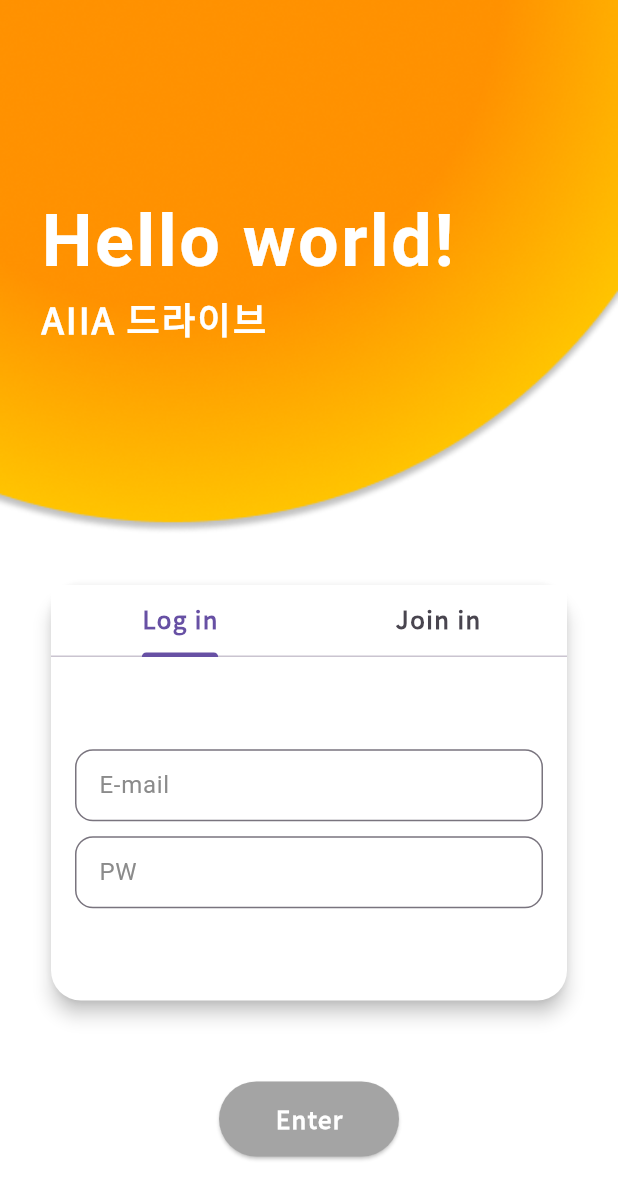
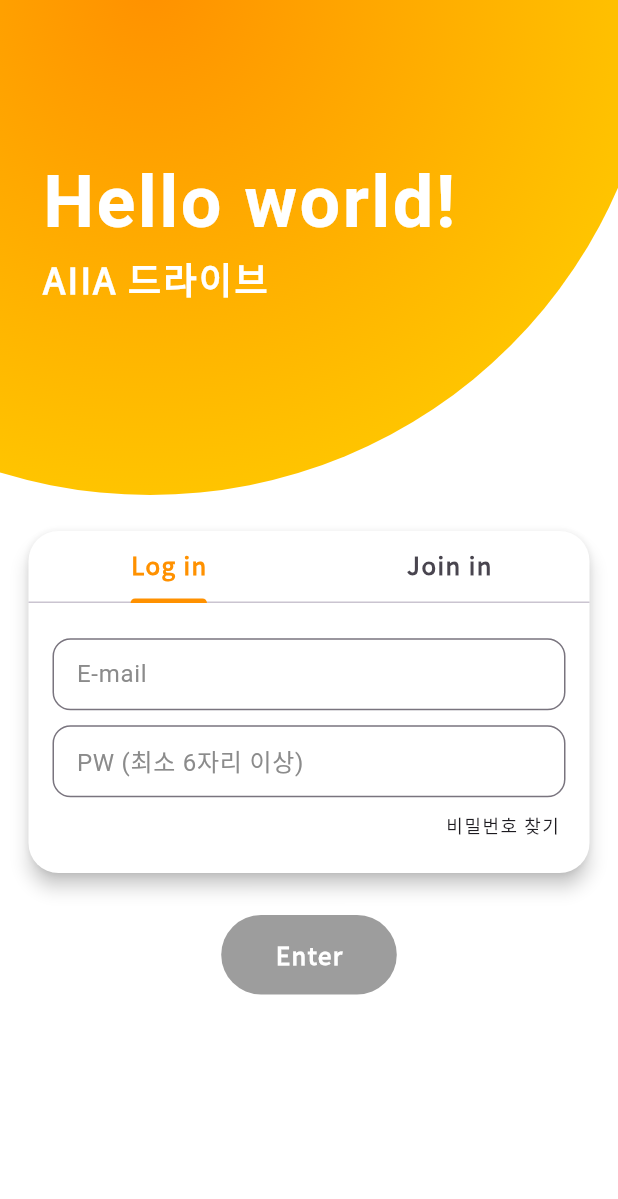
Before and after one commit to AIIA-GCU/AIIA-Flutter-Class-Toy-Project, a Flutter app: the screen it shows after launch, on a phone screen of 412 x 824 dp. Shown: the top 1199 px of the screen. Run offline on Flutter 3.47's test engine with Material 3 defaults, Android fonts, the phone set to English and light mode, and no system bars; our stand-ins replace firebase_auth, firebase_core, fluttertoast, google_fonts, shared_preferences; accounts and stored records are empty; Roboto replaces fonts that are missing (Neuton).

Commit message:
[feat] 로그인/회원가입 기능 완성

```diff
--- a/lib/config/assets.dart
+++ b/lib/config/assets.dart
@@ -12,12 +12,6 @@ import 'package:flutter/material.dart';
 class LogoPath {
   static const String logoLight = 'assets/images/logo_light.png';
   static const String logoDark = 'assets/images/logo_dark.png';
-}
-///
-/// class imagePath
-/// Class to store the path of the main Image
-class ImagePath{
-  static const String ellipse ='assets/images/ellipse1.png';
 }
 
 ///
--- a/lib/config/color.dart
+++ b/lib/config/color.dart
@@ -17,4 +17,6 @@ class Palette {
   static const Color base4 = Color(0xFF9D9D9D);
   static const Color base5 = Color(0xFFA4A4A4);
   static const Color base6 = Color(0xFFFFFFFF);
+
+  static const Color error = Color(0xFFD80000);
 }
--- a/lib/models/model_auth.dart
+++ b/lib/firebase/authentication.dart
@@ -10,20 +10,23 @@ enum AuthStatus {
 }
 
 class FirebaseAuthProvider with ChangeNotifier {
-  FirebaseAuth authClient;
+  late final FirebaseAuth authClient;
   User? user;
 
-  FirebaseAuthProvider({auth}) : authClient = auth ?? FirebaseAuth.instance;
+  FirebaseAuthProvider() {
+    authClient = FirebaseAuth.instance;
+  }
 
   Future<AuthStatus> registerWithEmail(String email, String password) async {
     try {
-      UserCredential credential = await authClient
-          .createUserWithEmailAndPassword(email: email, password: password);
+      await authClient.createUserWithEmailAndPassword(email: email, password: password);
       return AuthStatus.registerSuccess;
     } catch (e) {
+      print(e);
       return AuthStatus.registerFail;
     }
   }
+
   Future<AuthStatus> loginWithEmail(String email, String password) async {
     try {
       await authClient.signInWithEmailAndPassword(
@@ -38,6 +41,7 @@ class FirebaseAuthProvider with ChangeNotifier {
       );
       return AuthStatus.loginSuccess;
     } catch (e) {
+      print(e);
       return AuthStatus.loginFail;
     }
   }
--- a/lib/main.dart
+++ b/lib/main.dart
@@ -1,6 +1,11 @@
+import 'package:aiia_drive/firebase/firebase_options.dart';
 import 'package:aiia_drive/pages/login_page.dart';
+import 'package:firebase_core/firebase_core.dart';
 import 'package:flutter/material.dart';
 
-void main() {
-  runApp(const LoginPage());
+void main() async {
+  WidgetsFlutterBinding.ensureInitialized();
+  await Firebase.initializeApp(
+    options: DefaultFirebaseOptions.currentPlatform);
+  runApp(MaterialApp(home: LoginPage()));
 }
--- a/lib/pages/login_page.dart
+++ b/lib/pages/login_page.dart
@@ -1,7 +1,9 @@
+import 'package:aiia_drive/config/color.dart';
 import 'package:flutter/material.dart';
+import 'package:fluttertoast/fluttertoast.dart';
 import '../config/font.dart';
 import '../config/assets.dart';
-import '../models/model_auth.dart';
+import '../firebase/authentication.dart';
 import 'package:firebase_auth/firebase_auth.dart';
 
 class LoginPage extends StatefulWidget {
@@ -12,14 +14,21 @@ class LoginPage extends StatefulWidget {
 }
 
 class _LoginPageState extends State<LoginPage> with SingleTickerProviderStateMixin {
-  final _emailLoginController = TextEditingController();
-  final _passwordLoginController = TextEditingController();
-  final _emailRegisterController = TextEditingController();
-  final _passwordRegisterController = TextEditingController();
+  static const double maxFormHeight = 250;
+  static const double minFormHeight = 180;
+
+  final FirebaseAuthProvider authProvider = FirebaseAuthProvider();
+
+  final _emailController = TextEditingController();
+  final _passwordController = TextEditingController();
   final _passwordConfirmController = TextEditingController();
 
+  bool isToastShown = false;
+  bool hasError = false;
+  String errorMsg = "";
+
   late TabController _tabController;
-  double _sizeChange = 229;
+  double _sizeChange = minFormHeight;
 
   @override
   void initState() {
@@ -31,9 +40,9 @@ class _LoginPageState extends State<LoginPage> with SingleTickerProviderStateMix
   void _handleTabSelection() {
     setState(() {
       if (_tabController.index == 0) {
-        _sizeChange = 180;
+        _sizeChange = minFormHeight;
       } else {
-        _sizeChange = 260;
+        _sizeChange = maxFormHeight;
       }
     });
   }
@@ -41,241 +50,301 @@ class _LoginPageState extends State<LoginPage> with SingleTickerProviderStateMix
   @override
   void dispose() {
     _tabController.dispose();
+    _emailController.dispose();
+    _passwordController.dispose();
+    _passwordConfirmController.dispose();
     super.dispose();
   }
 
-  Future<void> _login() async {
-    String email = _emailLoginController.text;
-    String password = _passwordLoginController.text;
+  @override
+  Widget build(BuildContext context) {
+    double titleTop, formTop, buttonTop;
+    if (MediaQuery.of(context).viewInsets.bottom > 0) {
+      titleTop = 50;
+      formTop = _sizeChange > 200 ? 150 : 200;
+      buttonTop = formTop + _sizeChange + 80;
+    } else {
+      titleTop = 100;
+      formTop = 350;
+      buttonTop = formTop + _sizeChange + 80;
+    }
 
-    FirebaseAuthProvider authProvider = FirebaseAuthProvider();
+    bool buttonStatus = isButtonActive();
+
+    return GestureDetector(
+      onTap: () {
+        if (MediaQuery.of(context).viewInsets.bottom > 0) {
+          FocusScope.of(context).unfocus();
+        }
+      },
+      child: Scaffold(
+          backgroundColor: Colors.white,
+          body: Stack(
+            fit: StackFit.expand,
+            children: [
+              // 배경
+              Positioned(
+                left: -240,
+                top: -350,
+                child: Container(
+                  width: 680,
+                  height: 680,
+                  decoration: BoxDecoration(
+                      borderRadius: BorderRadius.circular(340),
+                      gradient: const RadialGradient(
+                          colors: [
+                            Palette.primaryColor,
+                            Palette.secondaryDarkColor
+                          ]
+                      )
+                  ),
+                ),
+              ),
+
+              // 타이틀
+              AnimatedPositioned(
+                curve: Curves.ease,
+                duration: const Duration(milliseconds: 150),
+                left: 28,
+                top: titleTop,
+                child: Column(
+                  mainAxisSize: MainAxisSize.min,
+                  crossAxisAlignment: CrossAxisAlignment.start,
+                  children: [
+                    Text('Hello world!', style: Fonts.largeTitle),
+                    Text('AIIA 드라이브', style: Fonts.title),
+                  ],
+                ),
+              ),
+
+              // 입력폼
+              AnimatedPositioned(
+                  curve: Curves.ease,
+                  duration: const Duration(milliseconds: 150),
+                  top: formTop,
+                  left: 15,
+                  right: 15,
+                  child: DefaultTabController(
+                    length: 2,
+                    child: Card(
+                      elevation: 5,
+                      color: Colors.white,
+                      shape: RoundedRectangleBorder(
+                          borderRadius: BorderRadius.circular(20)),
+                      child: Column(
+                          mainAxisSize: MainAxisSize.min,
+                          children: <Widget>[
+                            TabBar(
+                              controller: _tabController,
+                              isScrollable: false,
+                              indicatorColor: Palette.primaryColor,
+                              labelColor: Palette.primaryColor,
+                              splashFactory: NoSplash.splashFactory,
+                              tabs: [
+                                Tab(child: Text('Log in', style: Fonts.parag1)),
+                                Tab(child: Text('Join in', style: Fonts.parag1)),
+                              ],
+                              onTap: (_) {
+                                _emailController.clear();
+                                _passwordController.clear();
+                                _passwordConfirmController.clear();
+                                setState(() => hasError = false);
+                              },
+                            ),
+                            AnimatedContainer(
+                                duration: const Duration(milliseconds: 150),
+                                height: _sizeChange,
+                                child: TabBarView(
+                                  controller: _tabController,
+                                  physics: const NeverScrollableScrollPhysics(),
+                                  children: <Widget>[
+                                    inputForm(isLogin: true),
+                                    inputForm(isLogin: false),
+                                  ],
+                                )
+                            )
+                          ]
+                      ),
+                    ),
+                  )
+              ),
+
+              // 버튼
+              AnimatedPositioned(
+                curve: Curves.ease,
+                duration: const Duration(milliseconds: 150),
+                top: buttonTop,
+                width: MediaQuery.of(context).size.width,
+                child: Center(
+                  child: InkWell(
+                    onTap: buttonStatus ? () {
+                      if (_tabController.index == 0) {
+                        _login(_emailController.text, _passwordController.text);
+                      } else {
+                        _register(_emailController.text, _passwordController.text, _passwordConfirmController.text);
+                      }
+                    } : null,
+                    borderRadius: BorderRadius.circular(50),
+                    child: Ink(
+                      padding: const EdgeInsets.symmetric(vertical: 15, horizontal: 36),
+                      decoration: BoxDecoration(
+                        color: buttonStatus ? Palette.primaryColor : Palette.base4,
+                        borderRadius: BorderRadius.circular(50),
+                      ),
+                      child: Text('Enter', style: Fonts.parag1_w),
+                    ),
+                  ),
+                ),
+              )
+            ],
+          )
+      ),
+    );
+  }
+
+  Future<void> _login(String email, String password) async {
+    final entry = OverlayEntry(builder: (context) => progress());
+    Overlay.of(context).insert(entry);
+
     AuthStatus status = await authProvider.loginWithEmail(email, password);
-
     if (status == AuthStatus.loginSuccess) {
       print('로그인 성공');
     } else {
       print('로그인 실패');
     }
+
+    entry.remove();
   }
 
-  Future<void> _register() async {
-    String email = _emailRegisterController.text;
-    String password = _passwordRegisterController.text;
-    String passwordConfirm = _passwordConfirmController.text;
-
+  Future<void> _register(String email, String password, String passwordConfirm) async {
     if (password != passwordConfirm) {
       print('비밀번호가 일치하지 않습니다.');
+      setState(() {
+        hasError = true;
+        errorMsg = '비밀번호가 일치하지 않습니다.';
+      });
       return;
     }
 
-    FirebaseAuthProvider authProvider = FirebaseAuthProvider();
-    AuthStatus status = await authProvider.registerWithEmail(email, password);
+    final entry = OverlayEntry(builder: (context) => progress());
+    Overlay.of(context).insert(entry);
 
+    final status = await authProvider.registerWithEmail(email, password);
     if (status == AuthStatus.registerSuccess) {
       print('회원가입 성공');
     } else {
       print('회원가입 실패');
+      showDialog(
+          context: context,
+          barrierColor: Palette.base1.withOpacity(0.25),
+          builder: (context) => AlertDialog(
+            title: Text('회원가입 실패', style: Fonts.parag1),
+            actions: [
+              TextButton(
+                onPressed: () => Navigator.pop(context),
+                child: Text('확인', style: Fonts.parag1),
+              )
+            ],
+          )
+      );
+    }
+    entry.remove();
+  }
+
+  bool isButtonActive() {
+    if (_tabController.index == 0) {
+      return _emailController.text.isNotEmpty && _passwordController.text.isNotEmpty;
+    } else {
+      return _emailController.text.isNotEmpty && _passwordController.text.isNotEmpty
+          && _passwordConfirmController.text.isNotEmpty;
     }
   }
 
-  @override
-  Widget build(BuildContext context) {
-    return MaterialApp(
-      home: Scaffold(
-        backgroundColor: Colors.white,
-        body: Directionality(
-          textDirection: TextDirection.ltr,
-          child: SingleChildScrollView(
-            child: Column(
+  void toastMsg() {
+    isToastShown = true;
+    Future.delayed(const Duration(seconds: 2))
+        .then((_) => isToastShown = false);
+
+    Fluttertoast.showToast(
+      msg: "아직 준비되지 않은 기능입니다.",
+      toastLength: Toast.LENGTH_SHORT,
+      gravity: ToastGravity.BOTTOM,
+      backgroundColor: Palette.base1.withOpacity(0.6),
+    );
+  }
+
+  Widget progress() => Container(
+    width: double.infinity,
+    height: double.infinity,
+    alignment: Alignment.center,
+    color: Palette.base1.withOpacity(0.25),
+    child: const CircularProgressIndicator(),
+  );
+
+  Widget inputForm({required bool isLogin}) {
+    List<Widget> children = [
+      textField(_emailController, 'E-mail'), // textField(TextEditingController controller
+      const SizedBox(height: 10),
+      textField(_passwordController, 'PW (최소 6자리 이상)', isObscure: true), // textField(TextEditingController controller
+      const SizedBox(height: 10),
+    ];
+
+    if (isLogin == false) {
+      children.addAll([
+        textField(_passwordConfirmController, 'PW 확인', isObscure: true), // textField(TextEditingController controller
+        const SizedBox(height: 10)
+      ]);
+    }
+
+    children.add(
+      Padding(
+        padding: const EdgeInsets.symmetric(horizontal: 4),
+        child: Row(
           children: [
-                Container(
-                  width: double.infinity,
-                  height: 356,
-                  decoration: BoxDecoration(
-                    image: DecorationImage(
-                      image: AssetImage(ImagePath.ellipse),
-                      fit: BoxFit.cover,
+            const SizedBox(width: 10),
+            Text(errorMsg, style: Fonts.label.copyWith(color: Palette.error)),
+            const Spacer(),
+            GestureDetector(
+              onTap: () { if (!isToastShown) toastMsg(); },
+              child: Text("비밀번호 찾기", style: Fonts.label),
+            )
+          ]
         ),
-                  ),
+      )
+    );
+
+    return OverflowBox(
+      minHeight: minFormHeight,
+      maxHeight: maxFormHeight,
       child: Padding(
-                    padding: const EdgeInsets.all(27.0),
-                    child: Column(
-                      mainAxisAlignment: MainAxisAlignment.center,
-                      crossAxisAlignment: CrossAxisAlignment.start,
-                      children: [
-                        Text(
-                          'Hello world!',
-                          style: Fonts.largeTitle,
-                        ),
-                        Text(
-                          'AIIA 드라이브',
-                          style: Fonts.title,
-                        ),
-                      ],
-                    ),
-                  ),
-                ),
-                Container(
-                  padding: EdgeInsets.all(10),
-                  margin: EdgeInsets.all(20),
-                  child: Card(
-                    shape: RoundedRectangleBorder(
-                      borderRadius: BorderRadius.circular(20),
-                    ),
-                    elevation: 5,
-                    color: Colors.white,
-                    child: DefaultTabController(
-                      length: 2,
-                      child: Column(
-                        children: <Widget>[
-                          Container(
-                            constraints: BoxConstraints(maxHeight: 150.0),
-                            child: Material(
-                              color: Colors.white,
-                              child: TabBar(
-                                controller: _tabController,
-                                tabs: [
-                                  Tab(
-                                    child: Text(
-                                      'Log in',
-                                      style: Fonts.parag1,
-                                    ),
-                                  ),
-                                  Tab(
-                                    child: Text(
-                                      'Join in',
-                                      style: Fonts.parag1,
-                                    ),
-                                  ),
-                                ],
-                              ),
-                            ),
-                          ),
-                          AnimatedContainer(
-                            duration: Duration(milliseconds: 300),
-                            height: _sizeChange,
-                            child: TabBarView(
-                              controller: _tabController,
-                              children: <Widget>[
-                                Padding(
-                                  padding: EdgeInsets.all(16),
+        padding: const EdgeInsets.all(16),
         child: Center(
           child: Column(
             mainAxisSize: MainAxisSize.min,
-                                      children: <Widget>[
-                                        TextFormField(
-                                          controller: _emailLoginController,
-                                          decoration: InputDecoration(
-                                            contentPadding: EdgeInsets.symmetric(vertical: 10, horizontal: 12),
-                                            hintText: 'E-mail',
-                                            hintStyle: TextStyle(color: Color(0xFF8B8B8B)),
-                                            border: OutlineInputBorder(
-                                              borderRadius: BorderRadius.circular(12),
-                                              borderSide: BorderSide(color: Colors.black, width: 1),
-                                            ),
-                                          ),
-                                        ),
-                                        SizedBox(height: 10),
-                                        TextFormField(
-                                          controller: _passwordLoginController,
-                                          obscureText: true,
-                                          decoration: InputDecoration(
-                                            contentPadding: EdgeInsets.symmetric(vertical: 10, horizontal: 12),
-                                            hintText: 'PW',
-                                            hintStyle: TextStyle(color: Color(0xFF8B8B8B)),
-                                            border: OutlineInputBorder(
-                                              borderRadius: BorderRadius.circular(12),
-                                              borderSide: BorderSide(color: Colors.black, width: 1),
-                                            ),
-                                          ),
-                                        ),
-                                      ],
-                                    ),
-                                  ),
-                                ),
-                                Padding(
-                                  padding: EdgeInsets.all(16),
-                                  child: Center(
-                                    child: Column(
-                                      mainAxisSize: MainAxisSize.min,
-                                      children: <Widget>[
-                                        TextFormField(
-                                          controller: _emailRegisterController,
-                                          decoration: InputDecoration(
-                                            contentPadding: EdgeInsets.symmetric(vertical: 10, horizontal: 12),
-                                            hintText: 'E-mail',
-                                            hintStyle: TextStyle(color: Color(0xFF8B8B8B)),
-                                            border: OutlineInputBorder(
-                                              borderRadius: BorderRadius.circular(12),
-                                              borderSide: BorderSide(color: Colors.black, width: 1),
-                                            ),
-                                          ),
-                                        ),
-                                        SizedBox(height: 10),
-                                        TextFormField(
-                                          controller: _passwordRegisterController,
-                                          obscureText: true,
-                                          decoration: InputDecoration(
-                                            contentPadding: EdgeInsets.symmetric(vertical: 10, horizontal: 12),
-                                            hintText: 'PW',
-                                            hintStyle: TextStyle(color: Color(0xFF8B8B8B)),
-                                            border: OutlineInputBorder(
-                                              borderRadius: BorderRadius.circular(12),
-                                              borderSide: BorderSide(color: Colors.black, width: 1),
-                                            ),
-                                          ),
-                                        ),
-                                        SizedBox(height: 10),
-                                        TextFormField(
-                                          controller: _passwordConfirmController,
-                                          obscureText: true,
-                                          decoration: InputDecoration(
-                                            contentPadding: EdgeInsets.symmetric(vertical: 10, horizontal: 12),
-                                            hintText: 'PW 확인',
-                                            hintStyle: TextStyle(color: Color(0xFF8B8B8B)),
-                                            border: OutlineInputBorder(
-                                              borderRadius: BorderRadius.circular(12),
-                                              borderSide: BorderSide(color: Colors.black, width: 1),
-                                            ),
-                                          ),
-                                        ),
-                                      ],
-                                    ),
-                                  ),
-                                ),
-                              ],
-                            ),
-                          ),
-                        ],
-                      ),
-                    ),
-                  ),
-                ),
-                Container(
-                  margin: EdgeInsets.symmetric(vertical: 20),
-                  child: SizedBox(
-                    width: 120,
-                    height: 50,
-                    child: ElevatedButton(
-                      style: ElevatedButton.styleFrom(
-                        backgroundColor: Color(0xFFA4A4A4),
-                      ),
-                      onPressed: () {
-                        if (_tabController.index == 0) {
-                          _login();
-                        } else {
-                          _register();
-                        }
-                      },
-                      child: Text('Enter', style: Fonts.parag1_w),
-                    ),
-                  ),
-                ),
-              ],
-            ),
+            children: children
           ),
         ),
       ),
     );
   }
+
+  Widget textField(
+      TextEditingController controller,
+      String hint,
+      {bool isObscure = false}
+  ) {
+    return TextFormField(
+      controller: controller,
+      obscureText: isObscure,
+      decoration: InputDecoration(
+        contentPadding: const EdgeInsets.symmetric(vertical: 10, horizontal: 12),
+        hintText: hint,
+        hintStyle: const TextStyle(color: Palette.base3),
+        border: OutlineInputBorder(
+          borderRadius: BorderRadius.circular(12),
+          borderSide: const BorderSide(color: Palette.base1),
+        ),
+      ),
+    );
   }
+}
--- a/pubspec.yaml
+++ b/pubspec.yaml
@@ -39,6 +39,8 @@ dependencies:
   firebase_core: ^2.31.0
   firebase_auth: ^4.0.1
   shared_preferences: ^2.2.2
+  fluttertoast: ^8.2.5
+
 dev_dependencies:
   flutter_test:
     sdk: flutter
```
Also changed, not shown: assets/images/ellipse1.png (deleted). Lines whose indentation alone changed are shown as unchanged.
